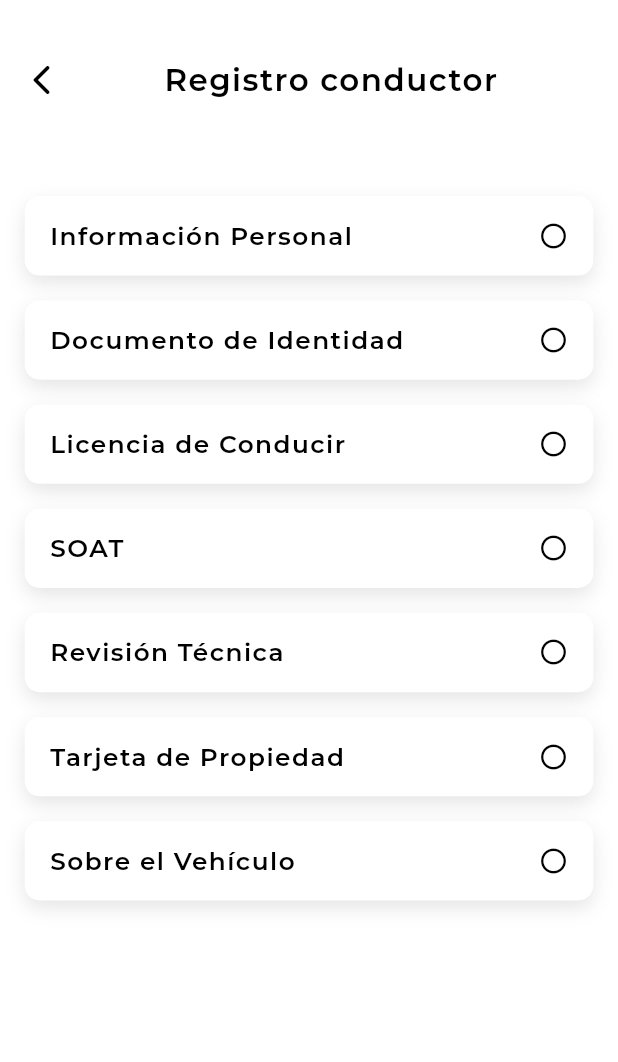
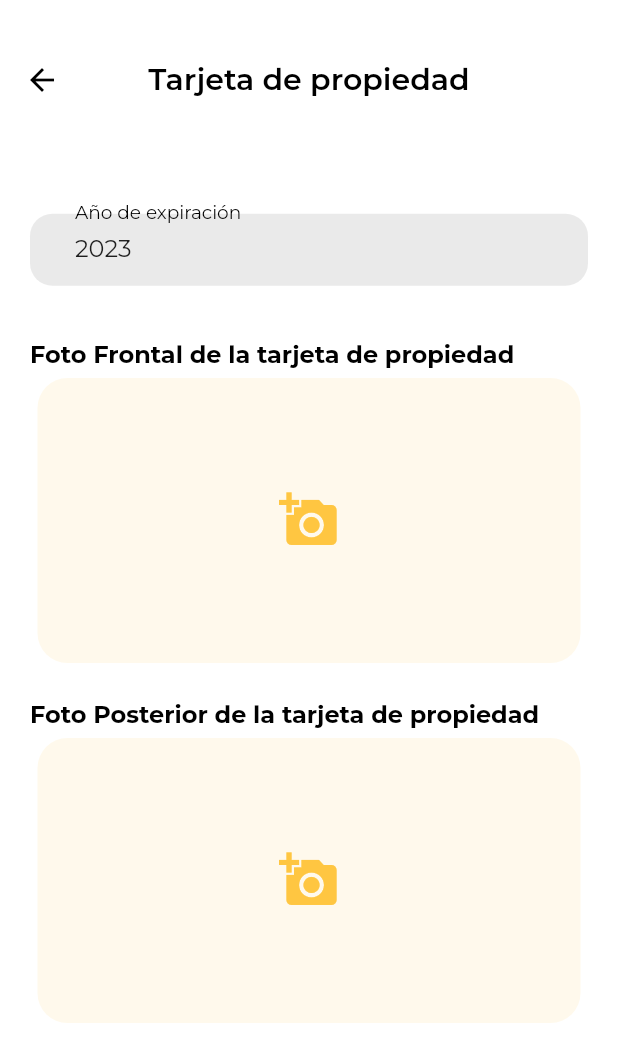
Before and after one commit to jrdeavila/Move, a Flutter app: the ApplicationForm screen opened by its route, after a tap on "Tarjeta de Propiedad", on a phone screen of 412 x 824 dp. Shown: the top 1062 px of the screen. Run offline on Flutter 3.47's test engine with Material 2 defaults, Android fonts, the phone set to English and light mode, and no system bars; our stand-ins replace animate_do, cached_network_image, cloud_firestore, file_picker, firebase_auth, firebase_core and 11 more; missing offline and left inert: firebase_app_check, syncfusion_flutter_pdfviewer; accounts and stored records are empty; project files that could hold a hidden picture were left out.

Commit message:
Adding Driver Owner Ship Card Section Implementation

```diff
--- a/move_app/lib/lib.dart
+++ b/move_app/lib/lib.dart
@@ -1,4 +1,5 @@
 export 'dart:async';
+export 'dart:typed_data';
 
 export 'package:animate_do/animate_do.dart';
 export 'package:cloud_firestore/cloud_firestore.dart';
--- a/move_app/lib/src/presentation/bindings/driver_request/driver_mode_binding.dart
+++ b/move_app/lib/src/presentation/bindings/driver_request/driver_mode_binding.dart
@@ -41,3 +41,10 @@ class TechnicalPreviewBinding extends Bindings {
     Get.lazyPut(() => TechnicalPreviewCtrl());
   }
 }
+
+class OwnerShipBinding extends Bindings {
+  @override
+  void dependencies() {
+    Get.lazyPut(() => OwnerShipCtrl());
+  }
+}
--- a/move_app/lib/src/presentation/controllers/driver_request/driver_request.dart
+++ b/move_app/lib/src/presentation/controllers/driver_request/driver_request.dart
@@ -2,5 +2,6 @@ export 'about_me_ctrl.dart';
 export 'dni_ctrl.dart';
 export 'driver_request_register_ctrl.dart';
 export 'license_ctrl.dart';
+export 'onwer_ship_ctrl.dart';
 export 'soat_ctrl.dart';
 export 'technical_preview_ctrl.dart';
--- a/move_app/lib/src/presentation/controllers/driver_request/driver_request_register_ctrl.dart
+++ b/move_app/lib/src/presentation/controllers/driver_request/driver_request_register_ctrl.dart
@@ -138,4 +138,9 @@ class DriverRequestRegisterCtrl extends GetxController {
     _driverRequest.value.technicalReviewSection = soatSection;
     _driverRequest.refresh();
   }
+
+  void onUpdateOwnerShipCardSection(OwnerShipCardSection onwerShipSection) {
+    _driverRequest.value.ownerShipCardSection = onwerShipSection;
+    _driverRequest.refresh();
+  }
 }
--- /dev/null
+++ b/move_app/lib/src/presentation/controllers/driver_request/onwer_ship_ctrl.dart
@@ -0,0 +1,87 @@
+import 'package:move_app/lib.dart';
+
+class OwnerShipCtrl extends GetxController {
+  // ------------------------------------------------------------
+
+  @override
+  void onReady() {
+    super.onReady();
+    final ownerShipCardSection =
+        Get.find<DriverRequestRegisterCtrl>().ownerShipCardSection;
+
+    imageFromNetworkImage(ownerShipCardSection.ownershipCardFrontImage)
+        .then((value) => _ownerShipCardFront.value = value);
+    imageFromNetworkImage(ownerShipCardSection.ownershipCardBackImage)
+        .then((value) => _ownerShipCardBack.value = value);
+    _ownerShipCardYearOfExpiration.value =
+        ownerShipCardSection.ownerShipCardMakeYear ?? DateTime.now().year;
+  }
+
+  // ------------------------------------------------------------
+  final Rx<Uint8List?> _ownerShipCardFront = Rx<Uint8List?>(null);
+  final Rx<Uint8List?> _ownerShipCardBack = Rx<Uint8List?>(null);
+  final RxInt _ownerShipCardYearOfExpiration = RxInt(DateTime.now().year);
+
+  // ------------------------------------------------------------
+  final RxBool _isLoading = RxBool(false);
+
+  final Rx<String?> _errorOnwerShipNumber = Rx<String?>(null);
+  final Rx<String?> _errorFrontDNI = Rx<String?>(null);
+  final Rx<String?> _errorBackDNI = Rx<String?>(null);
+
+  // ------------------------------------------------------------
+
+  Uint8List? get ownerShipCardFront => _ownerShipCardFront.value;
+  Uint8List? get ownerShipCardBack => _ownerShipCardBack.value;
+  int get ownerShipCardYearOfExpiration => _ownerShipCardYearOfExpiration.value;
+
+  // ------------------------------------------------------------
+
+  bool get isLoading => _isLoading.value;
+
+  String? get errorOnwerShipNumber => _errorOnwerShipNumber.value;
+  String? get errorFrontDNI => _errorFrontDNI.value;
+  String? get errorBackDNI => _errorBackDNI.value;
+
+  // ------------------------------------------------------------
+
+  void setFrontLicense(Uint8List? image) {
+    _ownerShipCardFront.value = image;
+  }
+
+  void setBackLicense(Uint8List? image) {
+    _ownerShipCardBack.value = image;
+  }
+
+  void setYearOfExpiration(int year) {
+    _ownerShipCardYearOfExpiration.value = year;
+  }
+
+  // ------------------------------------------------------------
+
+  bool get isValid => ownerShipCardFront != null && ownerShipCardBack != null;
+
+  // ------------------------------------------------------------
+
+  void save() async {
+    _isLoading.value = true;
+    final useCase = getIt<ISendOwnerShipCardSectionUseCase>();
+    final onwerShipSection = await useCase.call(
+      SendOwnerShipCardSectionRequest(
+        ownerShipCardFrontImage: ownerShipCardFront!,
+        ownerShipCardBackImage: ownerShipCardBack!,
+        ownerShipCardExpirationYear: ownerShipCardYearOfExpiration,
+        userUuid: Get.find<SessionCtrl>().user!.uuid,
+      ),
+    );
+
+    Get.find<DriverRequestRegisterCtrl>()
+        .onUpdateOwnerShipCardSection(onwerShipSection);
+    Get.find<BannerCtrl>().showSuccess(
+      "Operación exitosa! 🎉",
+      "Se ha guardado la información del documento de la tarjeta de propiedad.",
+    );
+
+    _isLoading.value = false;
+  }
+}
--- a/move_app/lib/src/presentation/pages/application/application.dart
+++ b/move_app/lib/src/presentation/pages/application/application.dart
@@ -3,6 +3,7 @@ export 'car.dart';
 export 'car/car.dart';
 export 'dni/dni.dart';
 export 'license/license.dart';
+export 'owner_ship/owner_ship.dart';
 export 'personal/personal.dart';
 export 'soat/soat.dart';
 export 'technical_preview/technical_preview.dart';
--- /dev/null
+++ b/move_app/lib/src/presentation/pages/application/owner_ship/onwer_ship_data.dart
@@ -0,0 +1,116 @@
+import 'package:flutter/services.dart';
+import 'package:move_app/lib.dart';
+
+class OwnerShipData extends GetView<OwnerShipCtrl> {
+  const OwnerShipData({super.key});
+
+  @override
+  Widget build(BuildContext context) {
+    final ownerShipNumber = TextEditingController();
+
+    ownerShipNumber.addListener(() {
+      controller.setYearOfExpiration(int.parse(ownerShipNumber.text));
+    });
+
+    Future.delayed(Duration.zero, () {
+      ownerShipNumber.text =
+          controller.ownerShipCardYearOfExpiration.toString();
+    });
+
+    return Scaffold(
+      backgroundColor: Colors.white,
+      appBar: AppBar(
+        title: const Text('Tarjeta de propiedad'),
+        backgroundColor: Colors.white,
+      ),
+      body: SingleChildScrollView(
+        physics: const BouncingScrollPhysics(),
+        child: Padding(
+          padding: const EdgeInsets.all(20.0),
+          child: Obx(() => Column(
+                crossAxisAlignment: CrossAxisAlignment.stretch,
+                children: [
+                  InputClassic(
+                    labelText: 'Año de expiración',
+                    controller: ownerShipNumber,
+                    isPassword: false,
+                    isNumericKeyboard: true,
+                    isDateInput: false,
+                    error: controller.errorOnwerShipNumber,
+                    formatters: [
+                      FilteringTextInputFormatter.digitsOnly,
+                      LengthLimitingTextInputFormatter(4),
+                    ],
+                  ),
+                  const SizedBox(height: 20),
+                  Text(
+                    'Foto Frontal de la tarjeta de propiedad ${controller.errorOnwerShipNumber != null ? '(${controller.errorOnwerShipNumber})' : ''}',
+                    style: GoogleFonts.montserrat(
+                      fontSize: 16,
+                      fontWeight: FontWeight.bold,
+                      color: controller.errorOnwerShipNumber != null
+                          ? Colors.red
+                          : Colors.black,
+                    ),
+                  ),
+                  SizedBox(
+                    height: 200,
+                    child: ImagePicker(
+                      image: controller.ownerShipCardFront,
+                      onImageSelected: (image) {
+                        controller.setFrontLicense(image);
+                      },
+                    ),
+                  ),
+                  const SizedBox(height: 20),
+                  Text(
+                    'Foto Posterior de la tarjeta de propiedad ${controller.errorBackDNI != null ? '(${controller.errorBackDNI})' : ''}',
+                    style: GoogleFonts.montserrat(
+                      fontSize: 16,
+                      fontWeight: FontWeight.bold,
+                      color: controller.errorBackDNI != null
+                          ? Colors.red
+                          : Colors.black,
+                    ),
+                  ),
+                  SizedBox(
+                    height: 200,
+                    child: ImagePicker(
+                      image: controller.ownerShipCardBack,
+                      onImageSelected: (image) {
+                        controller.setBackLicense(image);
+                      },
+                    ),
+                  ),
+                ],
+              )),
+        ),
+      ),
+      floatingActionButton: Obx(
+        () => controller.isValid
+            ? FloatingActionButton.extended(
+                onPressed: () {
+                  controller.save();
+                },
+                icon: controller.isLoading
+                    ? const SizedBox(
+                        width: 30,
+                        height: 30,
+                        child: CircularProgressIndicator(
+                          valueColor:
+                              AlwaysStoppedAnimation<Color>(Colors.white),
+                        ),
+                      )
+                    : const Icon(Icons.save, color: Colors.white),
+                label: controller.isLoading
+                    ? const Text("Guardando...",
+                        style: TextStyle(color: Colors.white))
+                    : const Text(
+                        "Guardar",
+                        style: TextStyle(color: Colors.white),
+                      ))
+            : const SizedBox.shrink(),
+      ),
+    );
+  }
+}
--- /dev/null
+++ b/move_app/lib/src/presentation/pages/application/owner_ship/owner_ship.dart
@@ -0,0 +1 @@
+export 'onwer_ship_data.dart';
--- a/move_app/lib/src/presentation/routes/driver_request_routes.dart
+++ b/move_app/lib/src/presentation/routes/driver_request_routes.dart
@@ -47,6 +47,10 @@ abstract class DriverRequestRoutes {
       page: () => const TechnicalPreviewData(),
       binding: TechnicalPreviewBinding(),
     ),
+    GetPage(
+        name: onwerShip,
+        page: () => const OwnerShipData(),
+        binding: OwnerShipBinding()),
     // TODO: add routes
   ];
 }
```
